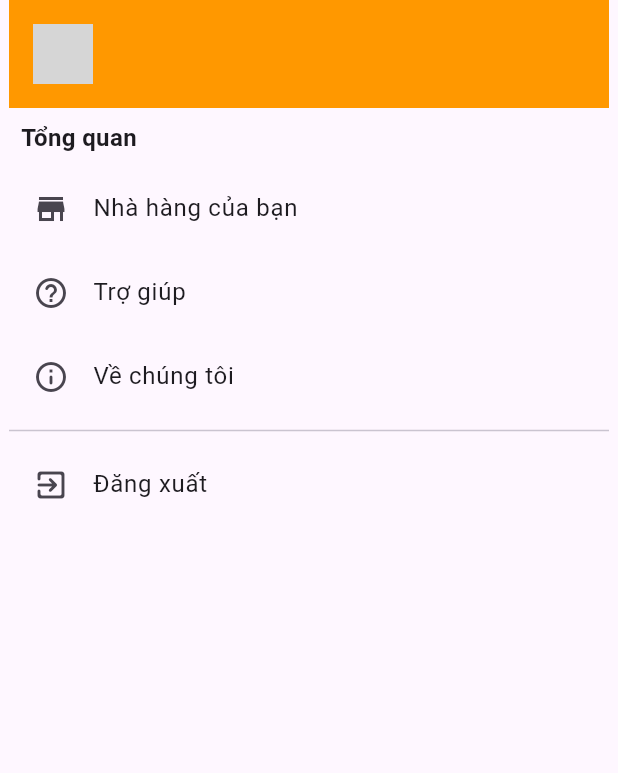
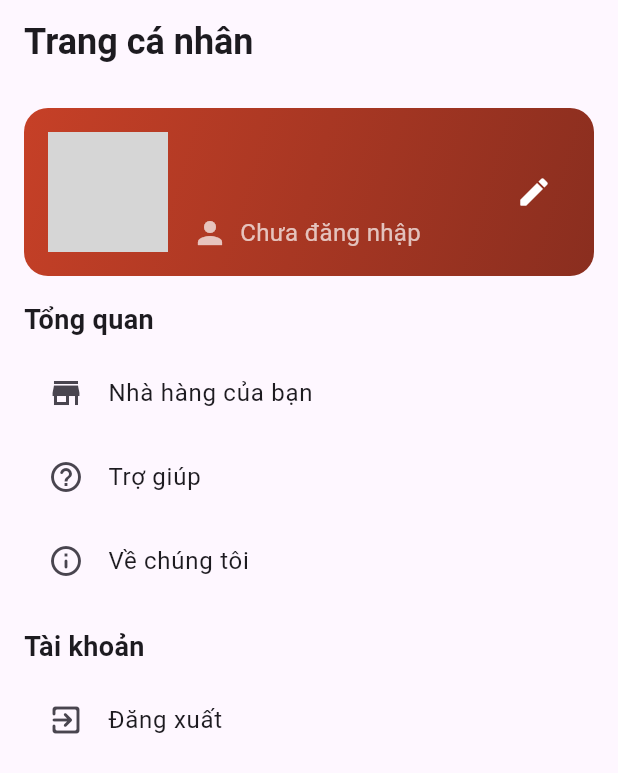
Before and after one commit to ThxgHntr/table-order, a Flutter app: the ProfilePageView screen opened directly, on a phone screen of 412 x 824 dp. Shown: the top 773 px of the screen. Run offline on Flutter 3.47's test engine with Material 3 defaults, Android fonts, the light colour scheme and no system bars; our stand-ins replace carousel_slider, cloud_firestore, firebase_auth, firebase_core, firebase_storage, fluttertoast and 7 more; accounts and stored records are empty; generated files the repository leaves out were written again; network calls fail; grey boxes are pictures that could not be loaded.

Commit message:
Fix profile color, add edit profile, add fetch profile

```diff
--- a/lib/src/views/user_view/profile_page_view.dart
+++ b/lib/src/views/user_view/profile_page_view.dart
@@ -1,7 +1,11 @@
+import 'package:cloud_firestore/cloud_firestore.dart';
 import 'package:flutter/material.dart';
 import 'package:firebase_auth/firebase_auth.dart';
+import 'package:font_awesome_flutter/font_awesome_flutter.dart';
 
 import '../../utils/toast_utils.dart';
+import '../../model/user_model.dart';
+import '../widgets/edit_user_profile.dart';
 
 class ProfilePageView extends StatefulWidget {
   const ProfilePageView({super.key});
@@ -14,67 +18,197 @@ class ProfilePageView extends StatefulWidget {
 
 class _ProfilePageViewState extends State<ProfilePageView> {
   final FirebaseAuth _auth = FirebaseAuth.instance;
+  UserModel? _userModel;
+
+  @override
+  void initState() {
+    super.initState();
+    _fetchUserModel();
+  }
+
+  Future<void> _fetchUserModel() async {
+    final User? user = _auth.currentUser;
+    if (user != null) {
+      final DocumentSnapshot<Map<String, dynamic>> snapshot = await FirebaseFirestore.instance.collection('users').doc(user.uid).get();
+      setState(() {
+        _userModel = UserModel.fromFirebase(snapshot);
+      });
+    }
+  }
 
   @override
   Widget build(BuildContext context) {
     final User? user = _auth.currentUser;
+    final bool isLargeScreen = MediaQuery.of(context).size.width > 800;
 
     return Scaffold(
+      appBar: AppBar(
+        title: Align(
+          alignment: Alignment.centerLeft,
+          child: Text(
+            'Trang cá nhân',
+            style: Theme.of(context).textTheme.headlineSmall?.copyWith(
+              fontWeight: FontWeight.bold,
+            ),
+            textAlign: TextAlign.left, // Align text to the left
+          ),
+        ),
+        automaticallyImplyLeading: false,
+      ),
       body: Center(
         child: Container(
-          constraints: const BoxConstraints(maxWidth: 400),
-          child: ListView(
+          constraints: const BoxConstraints(maxWidth: 1200),
+          padding: const EdgeInsets.all(16.0),
+          child: Column(
             children: [
-              _SingleSection(
+              _buildProfileHeader(user),
+              const SizedBox(height: 16),
+              Expanded(
+                child: isLargeScreen
+                    ? GridView.count(
+                  crossAxisCount: 2,
+                  crossAxisSpacing: 16,
+                  mainAxisSpacing: 16,
                   children: [
-                  if (user != null) ...[
-                    Container(
-                      color: Colors.orange,
-                      padding: const EdgeInsets.all(16.0),
-                      child: Row(
+                    _buildOverviewSection(user),
+                    _buildAccountActionsSection(user),
+                  ],
+                )
+                    : ListView(
                   children: [
-                          CircleAvatar(
-                            radius: 20,
-                            backgroundImage: NetworkImage(user.photoURL ??
-                                'https://via.placeholder.com/150'),
+                    _buildOverviewSection(user),
+                    const SizedBox(height: 16),
+                    _buildAccountActionsSection(user),
+                  ],
                 ),
-                          const SizedBox(width: 16),
-                          Text(
-                            user.displayName ?? 'No Name',
-                            style: const TextStyle(
-                                fontSize: 20,
-                                fontWeight: FontWeight.bold,
-                                color: Colors.white),
               ),
             ],
           ),
         ),
-                  ] else ...[
-                    Container(
-                      color: Colors.orange,
+      ),
+    );
+  }
+
+  Widget _buildProfileHeader(User? user) {
+    String profilePictureUrl = 'https://via.placeholder.com/150';
+    if (user != null) {
+      if (user.providerData.isNotEmpty) {
+        String providerId = user.providerData[0].providerId;
+        if (providerId == 'google.com') {
+          profilePictureUrl = _userModel?.profilePicture ?? user.photoURL ?? 'https://via.placeholder.com/150';
+        } else if (providerId == 'password') {
+          profilePictureUrl = _userModel?.profilePicture ?? 'https://via.placeholder.com/150';
+        }
+      }
+    }
+
+    return Container(
+      decoration: BoxDecoration(
+        gradient: const LinearGradient(
+          colors: [Color(0xFFC64027), Color(0xFF8A2E1F)], // Gradient colors
+          begin: Alignment.topLeft,
+          end: Alignment.bottomRight,
+        ),
+        borderRadius: BorderRadius.circular(16),
+      ),
       padding: const EdgeInsets.all(16.0),
       child: Row(
+        crossAxisAlignment: CrossAxisAlignment.center,
         children: [
           CircleAvatar(
-                            radius: 20,
-                            backgroundImage:
-                                AssetImage('assets/images/default_avatar.png'),
+            radius: 40,
+            backgroundImage: NetworkImage(profilePictureUrl),
           ),
           const SizedBox(width: 16),
+          Expanded(
+            child: Column(
+              crossAxisAlignment: CrossAxisAlignment.start,
+              children: [
                 Text(
-                            'Guest',
+                  user?.displayName ?? 'Khách',
                   style: const TextStyle(
-                                fontSize: 20,
+                    fontSize: 18, // Increased font size
                     fontWeight: FontWeight.bold,
-                                color: Colors.white),
+                    color: Colors.white,
+                  ),
+                ),
+                Text(
+                  user?.email ?? 'Chưa có email',
+                  style: const TextStyle(
+                    fontSize: 16, // Larger font size
+                    color: Colors.white70,
+                  ),
+                ),
+                const SizedBox(height: 5),
+                Row(
+                  children: [
+                    Icon(
+                      _getAuthProviderIcon(user),
+                      color: Colors.white70,
+                      size: 24, // Larger icon size
+                    ),
+                    const SizedBox(width: 8),
+                    Text(
+                      _getAuthProvider(user),
+                      style: const TextStyle(
+                        fontSize: 16, // Larger font size
+                        color: Colors.white70,
+                      ),
+                    ),
+                  ],
                 ),
               ],
             ),
           ),
-                  ],
+          // IconButton to edit profile
+          IconButton(
+            icon: const Icon(Icons.edit_rounded, color: Colors.white),
+            onPressed: () async {
+              final result = await Navigator.push(
+                context,
+                MaterialPageRoute(
+                  builder: (context) => EditUserProfile(),
+                ),
+              );
+              if (result == true) {
+                await _fetchUserModel();
+              }
+            },
+          ),
         ],
       ),
-              _SingleSection(
+    );
+  }
+
+  String _getAuthProvider(User? user) {
+    if (user == null) return 'Chưa đăng nhập';
+    // Check the provider of the user (email or Google)
+    if (user.providerData.isNotEmpty) {
+      String providerId = user.providerData[0].providerId;
+      if (providerId == 'google.com') {
+        return 'Google';
+      } else if (providerId == 'password') {
+        return 'Email';
+      }
+    }
+    return 'Chưa đăng nhập';
+  }
+
+  IconData _getAuthProviderIcon(User? user) {
+    if (user == null) return Icons.person; // Default icon when not logged in
+    if (user.providerData.isNotEmpty) {
+      String providerId = user.providerData[0].providerId;
+      if (providerId == 'google.com') {
+        return FontAwesomeIcons.google; // Google icon for Google login
+      } else if (providerId == 'password') {
+        return Icons.email; // Email icon for email login
+      }
+    }
+    return Icons.person; // Default icon when not logged in
+  }
+
+  Widget _buildOverviewSection(User? user) {
+    return _SingleSection(
       title: "Tổng quan",
       children: [
         _CustomListTile(
@@ -89,13 +223,20 @@ class _ProfilePageViewState extends State<ProfilePageView> {
           },
         ),
         const _CustomListTile(
-                      title: "Trợ giúp", icon: Icons.help_outline_rounded),
+          title: "Trợ giúp",
+          icon: Icons.help_outline_rounded,
+        ),
         const _CustomListTile(
-                      title: "Về chúng tôi", icon: Icons.info_outline_rounded),
+          title: "Về chúng tôi",
+          icon: Icons.info_outline_rounded,
+        ),
       ],
-              ),
-              const Divider(),
-              _SingleSection(
+    );
+  }
+
+  Widget _buildAccountActionsSection(User? user) {
+    return _SingleSection(
+      title: "Tài khoản",
       children: user != null
           ? [
         _CustomListTile(
@@ -123,11 +264,6 @@ class _ProfilePageViewState extends State<ProfilePageView> {
           },
         ),
       ],
-              ),
-            ],
-          ),
-        ),
-      ),
     );
   }
 }
@@ -165,20 +301,17 @@ class _SingleSection extends StatelessWidget {
   @override
   Widget build(BuildContext context) {
     return Column(
-      mainAxisAlignment: MainAxisAlignment.start,
       crossAxisAlignment: CrossAxisAlignment.start,
       children: [
         if (title != null)
           Padding(
-            padding: const EdgeInsets.all(8.0),
+            padding: const EdgeInsets.only(bottom: 8.0),
             child: Text(
               title!,
-              style: const TextStyle(fontSize: 16, fontWeight: FontWeight.bold),
+              style: const TextStyle(fontSize: 18, fontWeight: FontWeight.bold),
             ),
           ),
-        Column(
-          children: children,
-        ),
+        ...children,
       ],
     );
   }
```
Lines whose indentation alone changed are shown as unchanged.
